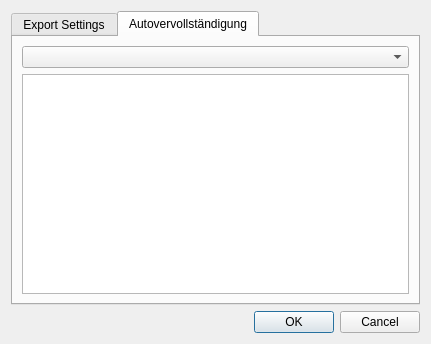
The window that godirec/data/ui/settings.ui (quitejonny/godirec) describes before a commit, drawn with Qt 5.
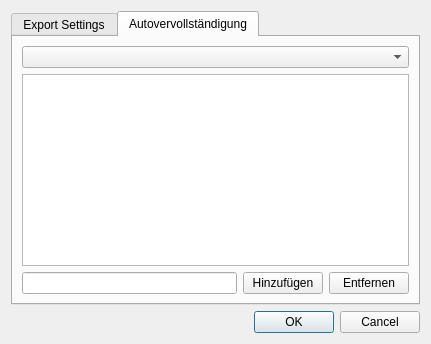
The same window after the commit. The open tabs and pages were chosen to show the change. Icons and pictures are not drawn.

Commit message: save tagslist in settings

Diff of the .ui file:
```diff
--- a/godirec/data/ui/settings.ui
+++ b/godirec/data/ui/settings.ui
@@ -90,6 +90,27 @@
          <item>
           <widget class="QListView" name="listView"/>
          </item>
+         <item>
+          <layout class="QHBoxLayout" name="horizontalLayout_2">
+           <item>
+            <widget class="QLineEdit" name="lineEditAdd"/>
+           </item>
+           <item>
+            <widget class="QPushButton" name="pushButtonAdd">
+             <property name="text">
+              <string>Hinzufügen</string>
+             </property>
+            </widget>
+           </item>
+           <item>
+            <widget class="QPushButton" name="pushButtonDelete">
+             <property name="text">
+              <string>Entfernen</string>
+             </property>
+            </widget>
+           </item>
+          </layout>
+         </item>
         </layout>
        </widget>
       </widget>
```
Left out of the diff: 19 changed lines with no effect on the pictures. The commit also changes 3 other files.
